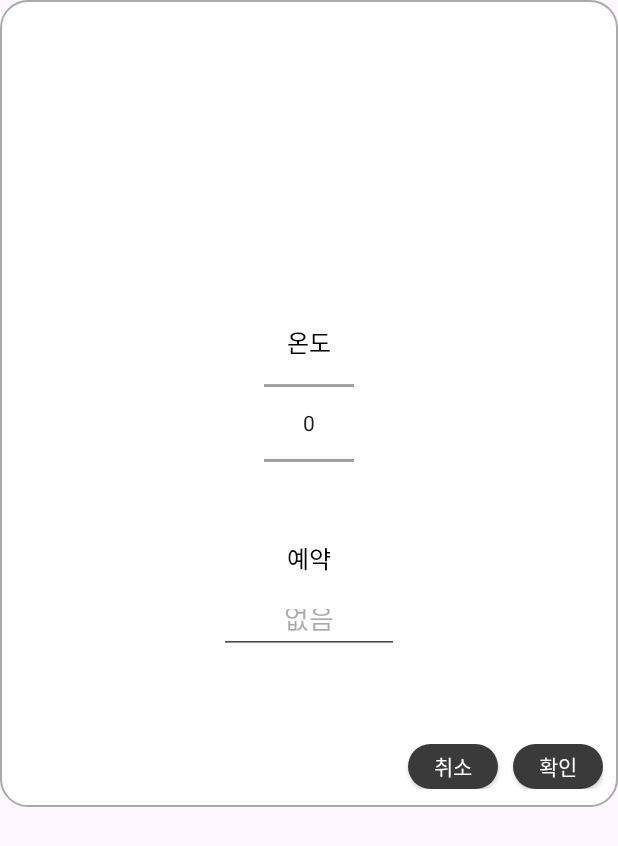
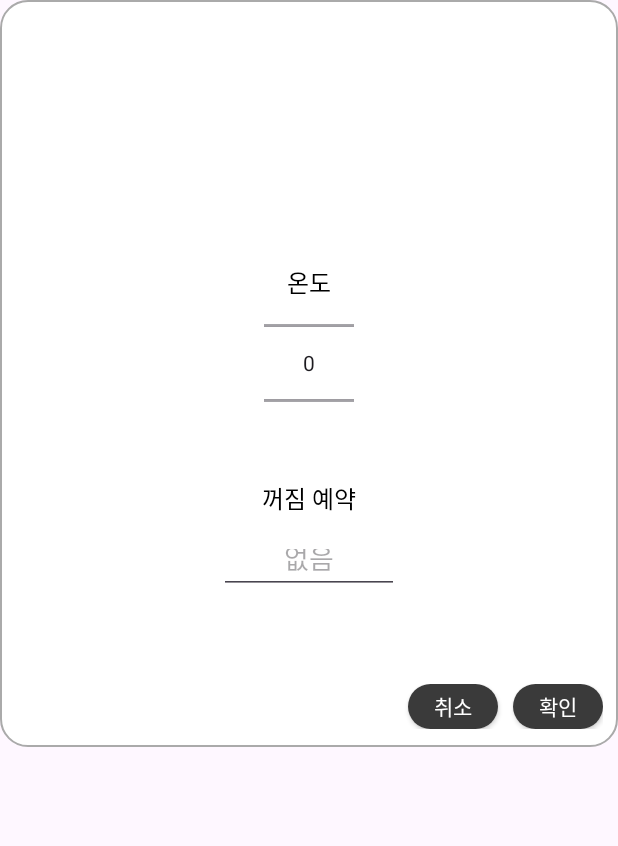
Before and after one commit to Junban397/TtokJip_Project, an Android app: the layout dialog_device_setting.xml on its own in the app's theme, with its tools: preview values and no code run, on a phone screen of 412 x 824 dp. Shown: the top 846 px of the screen. Run offline under Robolectric (Android 15) with nearby library versions, the phone set to English and light mode, and no system bars; Roboto replaces fonts that are not available here.

Commit message:
udpate/텍스트 위치 수정

```diff
--- a/TtokJip_App/app/src/main/res/layout/dialog_device_setting.xml
+++ b/TtokJip_App/app/src/main/res/layout/dialog_device_setting.xml
@@ -20,31 +20,30 @@
 
         android:layout_width="wrap_content"
         android:layout_height="wrap_content"
-        android:layout_gravity="center"
-        android:layout_margin="10dp">
+        android:layout_gravity="center">
 
         <TextView
+            android:textSize="18sp"
+            android:gravity="center"
             android:id="@+id/device_type_dialog"
             android:layout_width="200dp"
             android:layout_height="28dp"
             android:fontFamily="@font/a1009_1"
-            android:paddingStart="10dp"
             android:textColor="@color/black" />
     </LinearLayout>
 
     <LinearLayout
-
         android:layout_width="wrap_content"
         android:layout_height="wrap_content"
-        android:layout_gravity="center"
-        android:layout_margin="10dp">
+        android:layout_gravity="center">
 
         <TextView
+            android:textSize="12sp"
+            android:gravity="center"
             android:id="@+id/device_loc_dialog"
             android:layout_width="200dp"
             android:layout_height="28dp"
             android:fontFamily="@font/a1009_1"
-            android:paddingStart="10dp"
             android:textColor="@color/black" />
     </LinearLayout>
 
@@ -85,7 +84,7 @@
             android:layout_height="28dp"
             android:fontFamily="@font/a1009_1"
             android:gravity="center"
-            android:text="예약"
+            android:text="꺼짐 예약"
             android:textColor="@color/black"
             android:textSize="16dp" />
 
```
